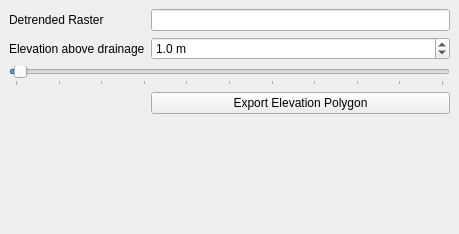
The window that src/ui/elevation_dockwidget.ui (Riverscapes/QRiS) describes before a commit, drawn with Qt 5.
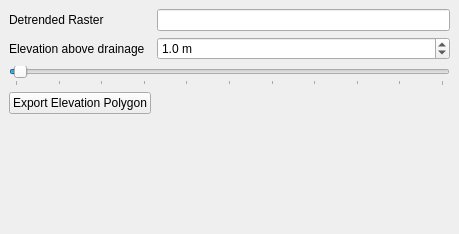
The same window after the commit.

What changed in the file:
```diff
--- a/src/ui/elevation_dockwidget.ui
+++ b/src/ui/elevation_dockwidget.ui
@@ -36,13 +36,6 @@
       </property>
      </widget>
     </item>
-    <item row="3" column="1">
-     <widget class="QPushButton" name="btnExport">
-      <property name="text">
-       <string>Export Elevation Polygon</string>
-      </property>
-     </widget>
-    </item>
     <item row="1" column="1">
      <widget class="QDoubleSpinBox" name="numElevation">
       <property name="frame">
@@ -84,6 +77,13 @@
       </property>
      </widget>
     </item>
+    <item row="3" column="0">
+     <widget class="QPushButton" name="btnExport">
+      <property name="text">
+       <string>Export Elevation Polygon</string>
+      </property>
+     </widget>
+    </item>
    </layout>
   </widget>
  </widget>
```
